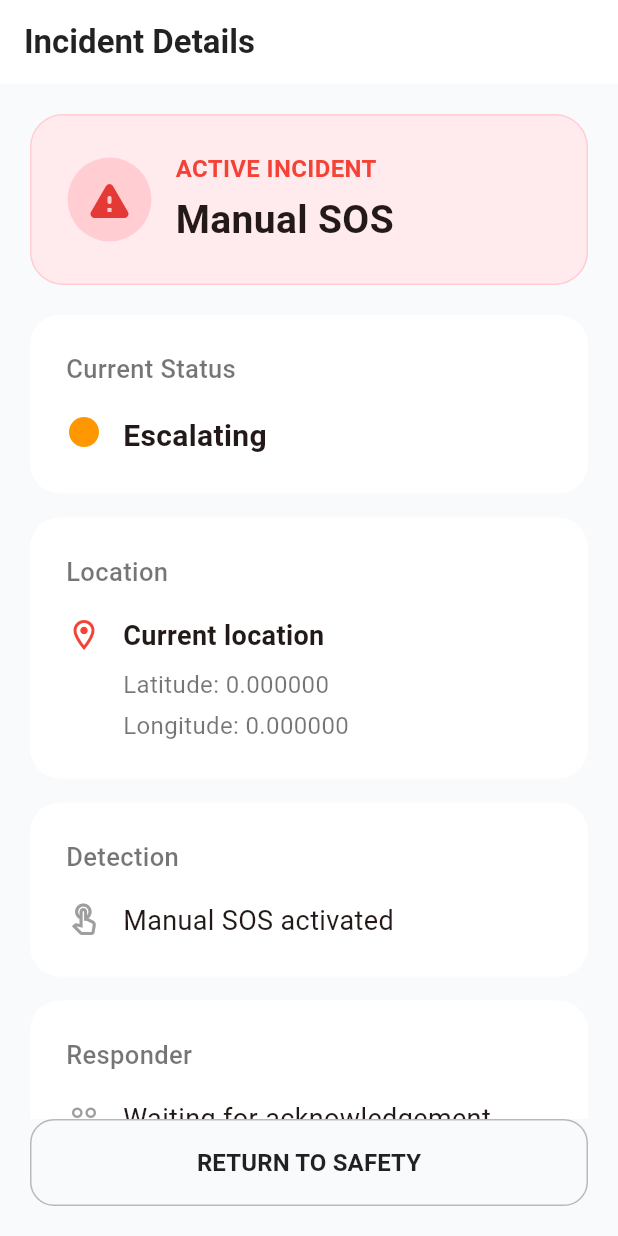
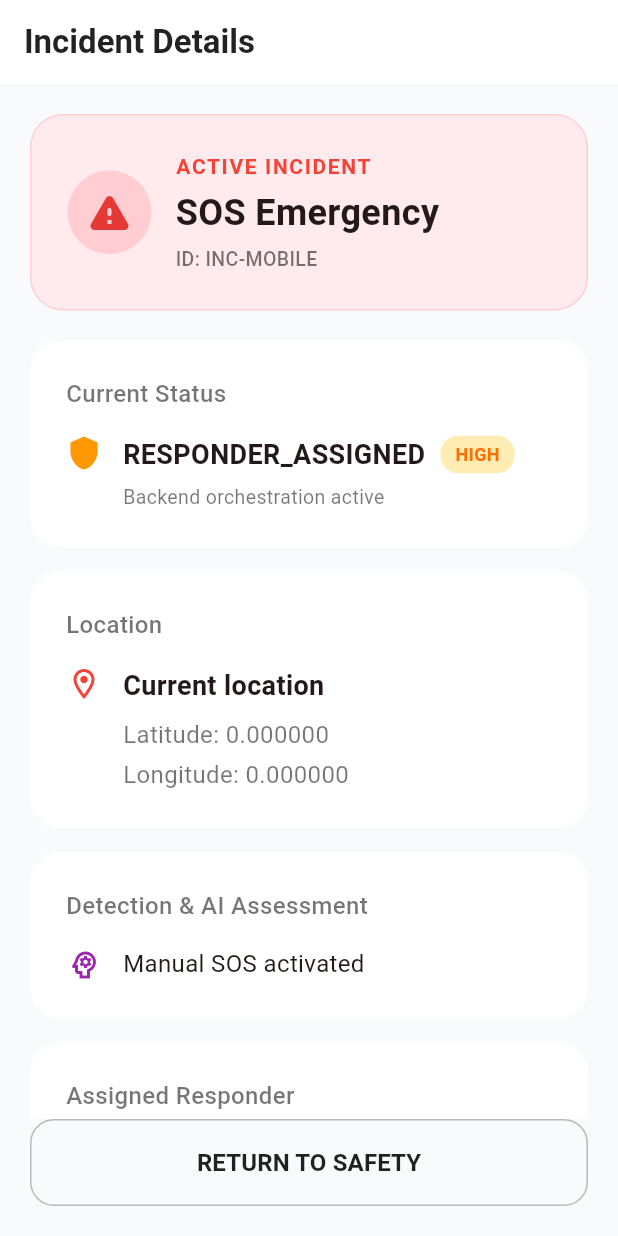
Before and after one commit to arunthathirajendrann-art/safe360, a Flutter app: the IncidentScreen screen opened directly with empty values, on a phone screen of 412 x 824 dp. Run offline on Flutter 3.47's test engine with Material 3 defaults, Android fonts, the phone set to English and light mode, and no system bars; our stand-ins replace geolocator.

Commit message:
Connect mobile SOS to backend API

```diff
--- a/mobile/lib/screens/incident/incident_screen.dart
+++ b/mobile/lib/screens/incident/incident_screen.dart
@@ -3,15 +3,37 @@ import 'package:flutter/material.dart';
 class IncidentScreen extends StatelessWidget {
   final double latitude;
   final double longitude;
+  final Map<String, dynamic>? incidentData;
 
   const IncidentScreen({
     super.key,
     required this.latitude,
     required this.longitude,
+    this.incidentData,
   });
 
   @override
   Widget build(BuildContext context) {
+    // Extract backend properties safely from response payload
+    final Map<String, dynamic>? incidentMap =
+        incidentData?['incident'] as Map<String, dynamic>?;
+    final Map<String, dynamic>? responderMap =
+        incidentData?['responder'] as Map<String, dynamic>?;
+    final Map<String, dynamic>? assessmentMap =
+        incidentData?['assessment'] as Map<String, dynamic>?;
+
+    final String incidentId = incidentMap?['_id'] ?? incidentMap?['id'] ?? 'INC-MOBILE';
+    final String incidentType = incidentMap?['type'] ?? 'SOS';
+    final String status = incidentMap?['status'] ?? 'RESPONDER_ASSIGNED';
+    final String priority = incidentMap?['priority'] ?? assessmentMap?['priority'] ?? 'HIGH';
+    final String contextSummary = assessmentMap?['summary'] ?? incidentMap?['context'] ?? 'Manual SOS activated';
+
+    final String responderName = responderMap != null
+        ? '${responderMap['name']} (${responderMap['id']})'
+        : (incidentMap?['currentResponder'] != null
+            ? 'Responder ${incidentMap!['currentResponder']}'
+            : 'Waiting for acknowledgement');
+
     return Scaffold(
       backgroundColor: const Color(0xFFF8FAFC),
       appBar: AppBar(
@@ -32,7 +54,7 @@ class IncidentScreen extends StatelessWidget {
               child: ListView(
                 padding: const EdgeInsets.all(20),
                 children: [
-                  // Active incident
+                  // Active incident header
                   Container(
                     padding: const EdgeInsets.all(24),
                     decoration: BoxDecoration(
@@ -58,24 +80,34 @@ class IncidentScreen extends StatelessWidget {
                           ),
                         ),
                         const SizedBox(width: 16),
-                        const Expanded(
+                        Expanded(
                           child: Column(
                             crossAxisAlignment: CrossAxisAlignment.start,
                             children: [
-                              Text(
+                              const Text(
                                 'ACTIVE INCIDENT',
                                 style: TextStyle(
                                   color: Colors.red,
-                                  fontSize: 16,
+                                  fontSize: 14,
+                                  fontWeight: FontWeight.bold,
+                                  letterSpacing: 1.1,
+                                ),
+                              ),
+                              const SizedBox(height: 4),
+                              Text(
+                                '$incidentType Emergency',
+                                style: const TextStyle(
+                                  fontSize: 24,
                                   fontWeight: FontWeight.bold,
                                 ),
                               ),
-                              SizedBox(height: 4),
+                              const SizedBox(height: 4),
                               Text(
-                                'Manual SOS',
-                                style: TextStyle(
-                                  fontSize: 26,
-                                  fontWeight: FontWeight.bold,
+                                'ID: $incidentId',
+                                style: const TextStyle(
+                                  color: Colors.black54,
+                                  fontSize: 13,
+                                  fontWeight: FontWeight.w500,
                                 ),
                               ),
                             ],
@@ -90,14 +122,54 @@ class IncidentScreen extends StatelessWidget {
                   // Current status
                   _InfoCard(
                     title: 'Current Status',
-                    icon: Icons.circle,
-                    iconColor: Colors.orange,
-                    child: const Text(
-                      'Escalating',
-                      style: TextStyle(
-                        fontSize: 20,
-                        fontWeight: FontWeight.bold,
-                      ),
+                    icon: Icons.shield,
+                    iconColor: status == 'RESOLVED' ? Colors.green : Colors.orange,
+                    child: Column(
+                      crossAxisAlignment: CrossAxisAlignment.start,
+                      children: [
+                        Row(
+                          children: [
+                            Text(
+                              status,
+                              style: const TextStyle(
+                                fontSize: 18,
+                                fontWeight: FontWeight.bold,
+                              ),
+                            ),
+                            const SizedBox(width: 10),
+                            Container(
+                              padding: const EdgeInsets.symmetric(
+                                horizontal: 10,
+                                vertical: 4,
+                              ),
+                              decoration: BoxDecoration(
+                                color: priority == 'CRITICAL'
+                                    ? Colors.red.shade100
+                                    : Colors.amber.shade100,
+                                borderRadius: BorderRadius.circular(12),
+                              ),
+                              child: Text(
+                                priority,
+                                style: TextStyle(
+                                  color: priority == 'CRITICAL'
+                                      ? Colors.red.shade900
+                                      : Colors.amber.shade900,
+                                  fontSize: 12,
+                                  fontWeight: FontWeight.bold,
+                                ),
+                              ),
+                            ),
+                          ],
+                        ),
+                        const SizedBox(height: 6),
+                        const Text(
+                          'Backend orchestration active',
+                          style: TextStyle(
+                            color: Colors.black54,
+                            fontSize: 13,
+                          ),
+                        ),
+                      ],
                     ),
                   ),
 
@@ -140,15 +212,16 @@ class IncidentScreen extends StatelessWidget {
 
                   const SizedBox(height: 16),
 
-                  // Detection
+                  // Detection / LLM Assessment
                   _InfoCard(
-                    title: 'Detection',
-                    icon: Icons.touch_app_outlined,
-                    iconColor: Colors.grey,
-                    child: const Text(
-                      'Manual SOS activated',
-                      style: TextStyle(
-                        fontSize: 18,
+                    title: 'Detection & AI Assessment',
+                    icon: Icons.psychology_outlined,
+                    iconColor: Colors.purple,
+                    child: Text(
+                      contextSummary,
+                      style: const TextStyle(
+                        fontSize: 16,
+                        height: 1.4,
                       ),
                     ),
                   ),
@@ -157,13 +230,14 @@ class IncidentScreen extends StatelessWidget {
 
                   // Responder
                   _InfoCard(
-                    title: 'Responder',
+                    title: 'Assigned Responder',
                     icon: Icons.people_outline,
-                    iconColor: Colors.grey,
-                    child: const Text(
-                      'Waiting for acknowledgement',
-                      style: TextStyle(
-                        fontSize: 18,
+                    iconColor: Colors.blue,
+                    child: Text(
+                      responderName,
+                      style: const TextStyle(
+                        fontSize: 17,
+                        fontWeight: FontWeight.w600,
                       ),
                     ),
                   ),
@@ -193,24 +267,24 @@ class IncidentScreen extends StatelessWidget {
                         _TimelineItem(
                           icon: Icons.warning_amber_rounded,
                           iconColor: Colors.red,
-                          title: 'Incident created',
-                          subtitle: 'Manual SOS activated',
+                          title: 'Incident Created & Assessed',
+                          subtitle: 'Status: $status ($priority)',
                           isLast: false,
                         ),
 
                         _TimelineItem(
                           icon: Icons.notifications_none,
                           iconColor: Colors.orange,
-                          title: 'Responders being notified',
-                          subtitle: 'Waiting for acknowledgement',
+                          title: 'Responder Dispatched',
+                          subtitle: responderName,
                           isLast: false,
                         ),
 
                         _TimelineItem(
                           icon: Icons.location_on_outlined,
                           iconColor: Colors.blue,
-                          title: 'Location captured',
-                          subtitle: 'Current device location obtained',
+                          title: 'Location Captured',
+                          subtitle: '${latitude.toStringAsFixed(4)}, ${longitude.toStringAsFixed(4)}',
                           isLast: true,
                         ),
                       ],
@@ -289,11 +363,11 @@ class _InfoCard extends StatelessWidget {
             title,
             style: const TextStyle(
               color: Colors.black54,
-              fontSize: 17,
+              fontSize: 16,
               fontWeight: FontWeight.w500,
             ),
           ),
-          const SizedBox(height: 18),
+          const SizedBox(height: 16),
           Row(
             crossAxisAlignment: CrossAxisAlignment.start,
             children: [
@@ -362,16 +436,16 @@ class _TimelineItem extends StatelessWidget {
                 Text(
                   title,
                   style: const TextStyle(
-                    fontSize: 17,
+                    fontSize: 16,
                     fontWeight: FontWeight.w600,
                   ),
                 ),
-                const SizedBox(height: 6),
+                const SizedBox(height: 4),
                 Text(
                   subtitle,
                   style: const TextStyle(
                     color: Colors.black54,
-                    fontSize: 15,
+                    fontSize: 14,
                   ),
                 ),
                 if (!isLast) const SizedBox(height: 22),
--- a/mobile/pubspec.yaml
+++ b/mobile/pubspec.yaml
@@ -35,6 +35,7 @@ dependencies:
   # Use with the CupertinoIcons class for iOS style icons.
   cupertino_icons: ^1.0.8
   geolocator: ^14.0.3
+  http: ^1.2.0
 
 dev_dependencies:
   flutter_test:
```
Also changed, not shown: mobile/lib/screens/sos/sos_screen.dart (+93 -33 lines), mobile/lib/services/api/api_service.dart (added, +71 -0 lines).
